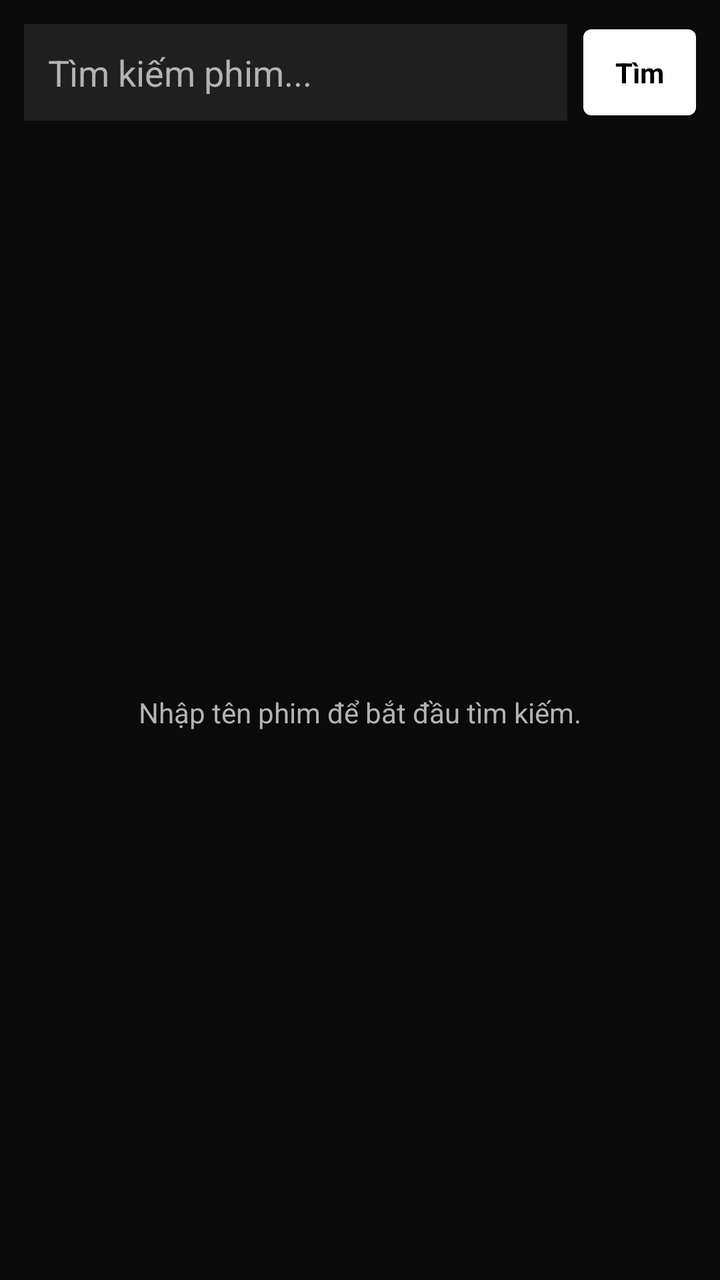
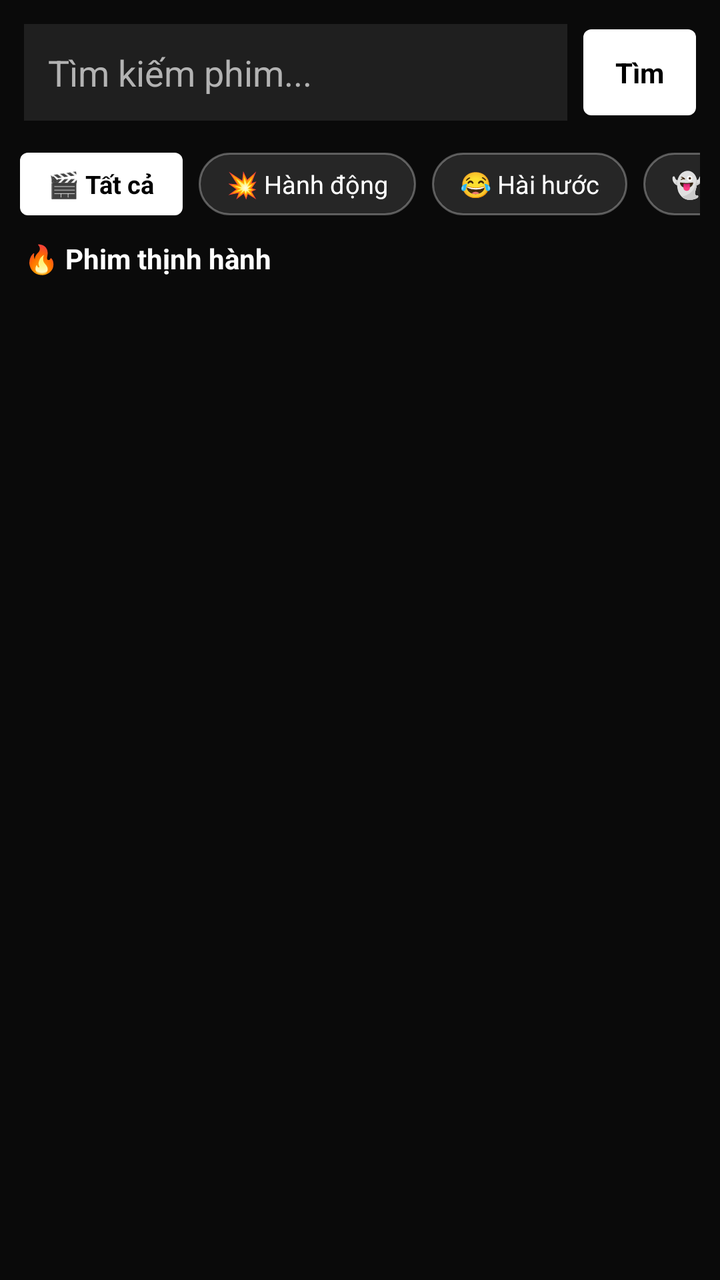

The first picture is an Android layout as it rendered before a commit; the second is the same layout after the commit. The layout source and the unified diff follow.
<!-- AndroidManifest.xml: application theme Theme.Uneti -->
<!-- res/layout/fragment_search.xml -->
<?xml version="1.0" encoding="utf-8"?>
<LinearLayout xmlns:android="http://schemas.android.com/apk/res/android"
    android:layout_width="match_parent"
    android:layout_height="match_parent"
    android:background="@color/bgRoot"
    android:orientation="vertical">

    <LinearLayout
        android:layout_width="match_parent"
        android:layout_height="wrap_content"
        android:orientation="horizontal"
        android:padding="12dp">

        <EditText
            android:id="@+id/etSearch"
            android:layout_width="0dp"
            android:layout_height="wrap_content"
            android:layout_weight="1"
            android:background="@color/bgCard"
            android:hint="Tìm kiếm phim..."
            android:imeOptions="actionSearch"
            android:inputType="text"
            android:padding="12dp"
            android:singleLine="true"
            android:textColor="@color/textPrimary"
            android:textColorHint="@color/textMuted" />

        <TextView
            android:id="@+id/btnSearch"
            android:layout_width="wrap_content"
            android:layout_height="wrap_content"
            android:layout_gravity="center_vertical"
            android:layout_marginStart="8dp"
            android:background="@drawable/bg_btn_play"
            android:paddingStart="16dp"
            android:paddingTop="12dp"
            android:paddingEnd="16dp"
            android:paddingBottom="12dp"
            android:text="Tìm"
            android:textColor="#000000"
            android:textStyle="bold" />
    </LinearLayout>

    <FrameLayout
        android:layout_width="match_parent"
        android:layout_height="0dp"
        android:layout_weight="1">

        <androidx.recyclerview.widget.RecyclerView
            android:id="@+id/recyclerViewResults"
            android:layout_width="match_parent"
            android:layout_height="match_parent"
            android:clipToPadding="false"
            android:padding="8dp" />

        <TextView
            android:id="@+id/tvEmpty"
            android:layout_width="wrap_content"
            android:layout_height="wrap_content"
            android:layout_gravity="center"
            android:text="Nhập tên phim để bắt đầu tìm kiếm."
            android:textColor="@color/textMuted"
            android:visibility="visible" />

        <ProgressBar
            android:id="@+id/progressBar"
            android:layout_width="wrap_content"
            android:layout_height="wrap_content"
            android:layout_gravity="center"
            android:visibility="gone" />
    </FrameLayout>

</LinearLayout>
<!-- resources referenced by this layout -->
<resources>
  <color name="bgCard">#1F1F1F</color>
  <color name="bgRoot">#0A0A0A</color>
  <color name="textMuted">#B3B3B3</color>
  <color name="textPrimary">#FFFFFF</color>
  <!-- drawable bg_btn_play (drawable) -->
  <?xml version="1.0" encoding="utf-8"?>
  <shape xmlns:android="http://schemas.android.com/apk/res/android">
      <solid android:color="#FFFFFF" />
      <corners android:radius="4dp" />
  </shape>
  <style name="Theme.Uneti" parent="Theme.MaterialComponents.DayNight.NoActionBar">
          <item name="colorPrimary">@color/colorPrimary</item>
          <item name="colorPrimaryDark">@color/colorPrimaryDark</item>
          <item name="colorAccent">@color/colorAccent</item>
          <item name="android:windowBackground">@color/bgRoot</item>
          <item name="android:statusBarColor">@color/colorPrimaryDark</item>
      </style>
  <color name="colorPrimary">#141414</color>
  <color name="colorPrimaryDark">#000000</color>
  <color name="colorAccent">#E50914</color>
</resources>

<!-- the commit's change to res/layout/fragment_search.xml (unified diff, before → after) -->
@@ -5,6 +5,7 @@
     android:background="@color/bgRoot"
     android:orientation="vertical">
 
+    
     <LinearLayout
         android:layout_width="match_parent"
         android:layout_height="wrap_content"
@@ -41,6 +42,160 @@
             android:textStyle="bold" />
     </LinearLayout>
 
+    
+    <HorizontalScrollView
+        android:layout_width="match_parent"
+        android:layout_height="wrap_content"
+        android:layout_marginBottom="8dp"
+        android:paddingHorizontal="10dp"
+        android:scrollbars="none">
+
+        <LinearLayout
+            android:id="@+id/layoutGenreChips"
+            android:layout_width="wrap_content"
+            android:layout_height="wrap_content"
+            android:orientation="horizontal"
+            android:paddingVertical="4dp">
+
+            
+            <TextView
+                android:id="@+id/chipAll"
+                android:layout_width="wrap_content"
+                android:layout_height="wrap_content"
+                android:layout_marginEnd="8dp"
+                android:background="@drawable/bg_btn_play"
+                android:paddingHorizontal="14dp"
+                android:paddingVertical="7dp"
+                android:text="🎬 Tất cả"
+                android:textColor="#000000"
+                android:textSize="12.5sp"
+                android:textStyle="bold" />
+
+            <TextView
+                android:id="@+id/chipAction"
+                android:layout_width="wrap_content"
+                android:layout_height="wrap_content"
+                android:layout_marginEnd="8dp"
+                android:background="@drawable/bg_chip_prompt"
+                android:paddingHorizontal="14dp"
+                android:paddingVertical="7dp"
+                android:text="💥 Hành động"
+                android:textColor="@color/textPrimary"
+                android:textSize="12.5sp" />
+
+            <TextView
+                android:id="@+id/chipComedy"
+                android:layout_width="wrap_content"
+                android:layout_height="wrap_content"
+                android:layout_marginEnd="8dp"
+                android:background="@drawable/bg_chip_prompt"
+                android:paddingHorizontal="14dp"
+                android:paddingVertical="7dp"
+                android:text="😂 Hài hước"
+                android:textColor="@color/textPrimary"
+                android:textSize="12.5sp" />
+
+            <TextView
+                android:id="@+id/chipHorror"
+                android:layout_width="wrap_content"
+                android:layout_height="wrap_content"
+                android:layout_marginEnd="8dp"
+                android:background="@drawable/bg_chip_prompt"
+                android:paddingHorizontal="14dp"
+                android:paddingVertical="7dp"
+                android:text="👻 Kinh dị"
+                android:textColor="@color/textPrimary"
+                android:textSize="12.5sp" />
+
+            <TextView
+                android:id="@+id/chipRomance"
+                android:layout_width="wrap_content"
+                android:layout_height="wrap_content"
+                android:layout_marginEnd="8dp"
+                android:background="@drawable/bg_chip_prompt"
+                android:paddingHorizontal="14dp"
+                android:paddingVertical="7dp"
+                android:text="💖 Tình cảm"
+                android:textColor="@color/textPrimary"
+                android:textSize="12.5sp" />
+
+            <TextView
+                android:id="@+id/chipSciFi"
+                android:layout_width="wrap_content"
+                android:layout_height="wrap_content"
+                android:layout_marginEnd="8dp"
+                android:background="@drawable/bg_chip_prompt"
+                android:paddingHorizontal="14dp"
+                android:paddingVertical="7dp"
+                android:text="🚀 Viễn tưởng"
+                android:textColor="@color/textPrimary"
+                android:textSize="12.5sp" />
+
+            <TextView
+                android:id="@+id/chipAnimation"
+                android:layout_width="wrap_content"
+                android:layout_height="wrap_content"
+                android:layout_marginEnd="8dp"
+                android:background="@drawable/bg_chip_prompt"
+                android:paddingHorizontal="14dp"
+                android:paddingVertical="7dp"
+                android:text="🎨 Hoạt hình"
+                android:textColor="@color/textPrimary"
+                android:textSize="12.5sp" />
+
+            <TextView
+                android:id="@+id/chipThriller"
+                android:layout_width="wrap_content"
+                android:layout_height="wrap_content"
+                android:layout_marginEnd="8dp"
+                android:background="@drawable/bg_chip_prompt"
+                android:paddingHorizontal="14dp"
+                android:paddingVertical="7dp"
+                android:text="🔪 Giật gân"
+                android:textColor="@color/textPrimary"
+                android:textSize="12.5sp" />
+
+            <TextView
+                android:id="@+id/chipDocumentary"
+                android:layout_width="wrap_content"
+                android:layout_height="wrap_content"
+                android:layout_marginEnd="8dp"
+                android:background="@drawable/bg_chip_prompt"
+                android:paddingHorizontal="14dp"
+                android:paddingVertical="7dp"
+                android:text="🎥 Tài liệu"
+                android:textColor="@color/textPrimary"
+                android:textSize="12.5sp" />
+
+            <TextView
+                android:id="@+id/chipTopRated"
+                android:layout_width="wrap_content"
+                android:layout_height="wrap_content"
+                android:layout_marginEnd="8dp"
+                android:background="@drawable/bg_chip_prompt"
+                android:paddingHorizontal="14dp"
+                android:paddingVertical="7dp"
+                android:text="🏆 Điểm cao"
+                android:textColor="@color/textPrimary"
+                android:textSize="12.5sp" />
+
+        </LinearLayout>
+    </HorizontalScrollView>
+
+    
+    <TextView
+        android:id="@+id/tvSearchLabel"
+        android:layout_width="match_parent"
+        android:layout_height="wrap_content"
+        android:layout_marginHorizontal="12dp"
+        android:layout_marginBottom="6dp"
+        android:text="🔥 Phim thịnh hành"
+        android:textColor="@color/textPrimary"
+        android:textSize="14sp"
+        android:textStyle="bold"
+        android:visibility="visible" />
+
+    
     <FrameLayout
         android:layout_width="match_parent"
         android:layout_height="0dp"
@@ -58,9 +213,10 @@
             android:layout_width="wrap_content"
             android:layout_height="wrap_content"
             android:layout_gravity="center"
-            android:text="Nhập tên phim để bắt đầu tìm kiếm."
+            android:gravity="center"
+            android:text="Không tìm thấy phim phù hợp."
             android:textColor="@color/textMuted"
-            android:visibility="visible" />
+            android:visibility="gone" />
 
         <ProgressBar
             android:id="@+id/progressBar"
<!-- resource entries referenced after the edit -->
@@ -9,6 +9,21 @@
   <shape xmlns:android="http://schemas.android.com/apk/res/android">
       <solid android:color="#FFFFFF" />
       <corners android:radius="4dp" />
+  </shape>
+  <!-- drawable bg_chip_prompt (drawable) -->
+  <?xml version="1.0" encoding="utf-8"?>
+  <shape xmlns:android="http://schemas.android.com/apk/res/android"
+      android:shape="rectangle">
+      <solid android:color="#262626" />
+      <stroke
+          android:width="1dp"
+          android:color="#4DFFFFFF" />
+      <corners android:radius="20dp" />
+      <padding
+          android:left="14dp"
+          android:right="14dp"
+          android:top="7dp"
+          android:bottom="7dp" />
   </shape>
   <style name="Theme.Uneti" parent="Theme.MaterialComponents.DayNight.NoActionBar">
           <item name="colorPrimary">@color/colorPrimary</item>
